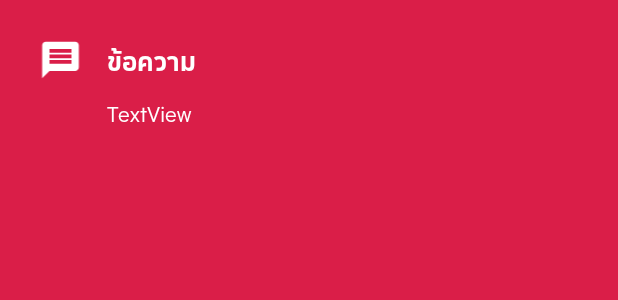
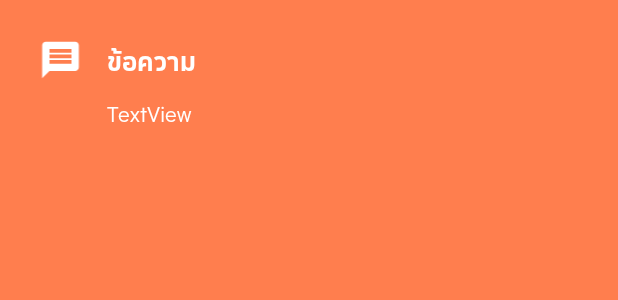
Before and after one commit to kantee2540/MerchantLauncher, an Android app: the layout fragment_news.xml on its own in the app's theme, with its tools: preview values and no code run, on a phone screen of 412 x 824 dp. Shown: the top 300 px of the screen. Run offline under Robolectric (Android 15) with nearby library versions, the phone set to English and light mode, and no system bars.

Commit message:
Update fragment color

```diff
--- a/app/src/main/res/layout/fragment_news.xml
+++ b/app/src/main/res/layout/fragment_news.xml
@@ -1,14 +1,15 @@
 <?xml version="1.0" encoding="utf-8"?>
 <androidx.constraintlayout.widget.ConstraintLayout xmlns:android="http://schemas.android.com/apk/res/android"
                                                    xmlns:app="http://schemas.android.com/apk/res-auto"
-                                                   xmlns:tools="http://schemas.android.com/tools" android:orientation="vertical"
+                                                   xmlns:tools="http://schemas.android.com/tools"
+                                                   android:orientation="vertical"
                                                    android:layout_width="match_parent"
                                                    android:layout_height="match_parent"
-                                                   android:background="@color/colorPrimary"
+                                                   android:background="@color/color_orange"
                                                    android:padding="25dp" android:id="@+id/news_layout">
 
     <ImageView
-            android:src="@drawable/ic_event_note_black_24dp"
+            android:src="@drawable/ic_message_black_24dp"
             android:layout_width="30dp"
             android:layout_height="29dp"
             android:id="@+id/message_icon"
--- a/app/src/main/res/layout/fragment_other.xml
+++ b/app/src/main/res/layout/fragment_other.xml
@@ -6,7 +6,7 @@
         android:layout_width="match_parent"
         android:layout_height="match_parent"
         tools:context=".Information.OtherFragment"
-        android:background="@color/colorPrimaryDark"
+        android:background="@color/blue"
         android:padding="25dp">
 
     <ImageView
--- a/app/src/main/res/values/colors.xml
+++ b/app/src/main/res/values/colors.xml
@@ -6,4 +6,5 @@
 
     <color name="lightGray">#d3d3d3</color>
     <color name="blue">#141e50</color>
+    <color name="color_orange">#FF7E4E</color>
 </resources>
```
